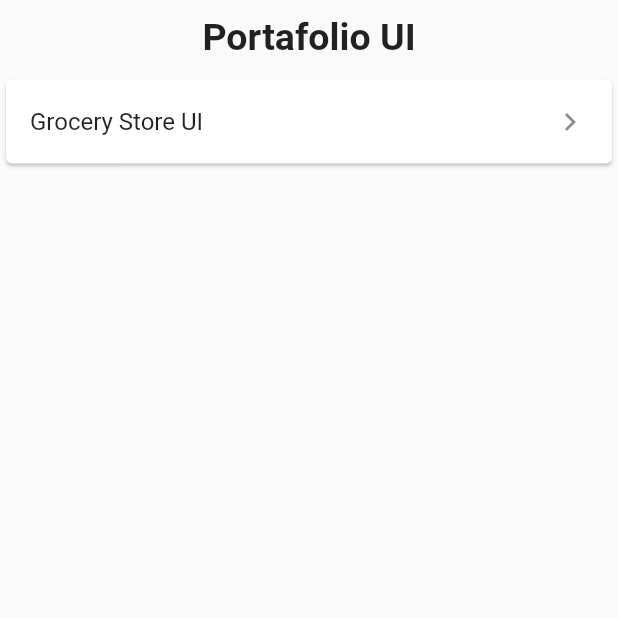
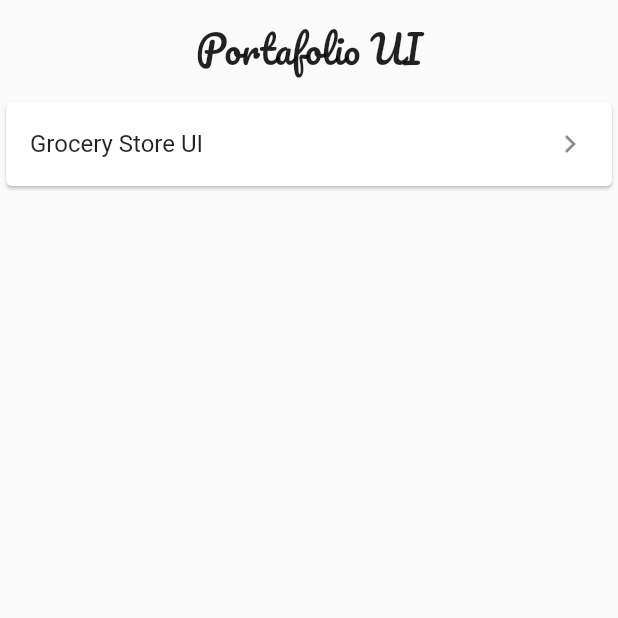
Before and after one commit to charger513/flutter_demos, a Flutter app: the screen it shows after launch, on a phone screen of 412 x 824 dp, the top half of it. Run offline on Flutter 3.47's test engine with Material 2 defaults, Android fonts, the light colour scheme and no system bars; our stand-ins replace google_fonts.

Commit message:
Add google fonts

```diff
--- a/lib/home_page.dart
+++ b/lib/home_page.dart
@@ -1,8 +1,11 @@
 import 'package:flutter/material.dart';
 import 'package:flutter/widgets.dart';
 import 'package:flutter_portafolio/grocery_store/ui/pages/grocery_store_home_page.dart';
+import 'package:google_fonts/google_fonts.dart';
 
 class HomePage extends StatelessWidget {
+  const HomePage({Key? key}) : super(key: key);
+
   @override
   Widget build(BuildContext context) {
     return Scaffold(
@@ -10,19 +13,23 @@ class HomePage extends StatelessWidget {
         child: SafeArea(
           child: Column(
             children: [
-              const Padding(
-                padding: EdgeInsets.all(10),
+              Padding(
+                padding: const EdgeInsets.all(10),
                 child: Text(
                   'Portafolio UI',
-                  style: TextStyle(
-                    fontSize: 25,
-                    fontWeight: FontWeight.bold,
+                  style: GoogleFonts.pacifico(
+                    textStyle: const TextStyle(
+                      fontSize: 25,
+                    ),
                   ),
                 ),
               ),
               Card(
                 child: ListTile(
-                  title: const Text('Grocery Store UI'),
+                  title: Text(
+                    'Grocery Store UI',
+                    style: GoogleFonts.merriweatherSans(),
+                  ),
                   trailing: const Icon(Icons.chevron_right),
                   onTap: () {
                     Navigator.of(context).push(MaterialPageRoute(
--- a/pubspec.yaml
+++ b/pubspec.yaml
@@ -29,11 +29,8 @@ environment:
 dependencies:
   flutter:
     sdk: flutter
-
-
-  # The following adds the Cupertino Icons font to your application.
-  # Use with the CupertinoIcons class for iOS style icons.
   cupertino_icons: ^1.0.2
+  google_fonts: ^2.1.0
 
 dev_dependencies:
   flutter_test:
```
Also changed, not shown: pubspec.lock, 6 other files.
